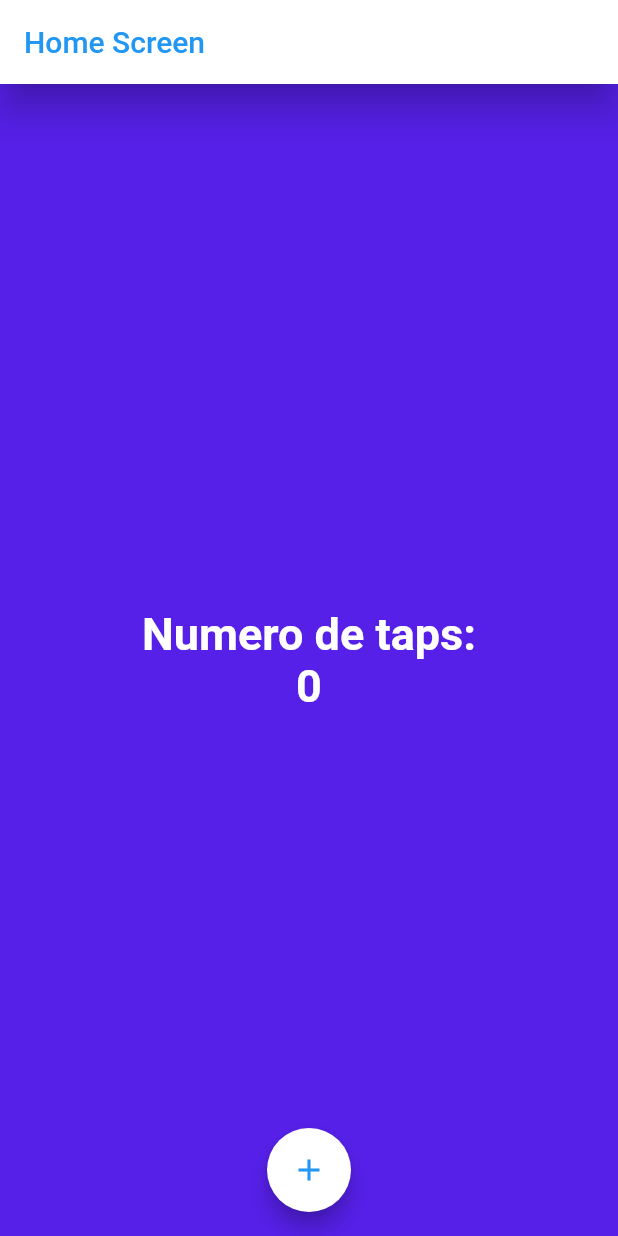
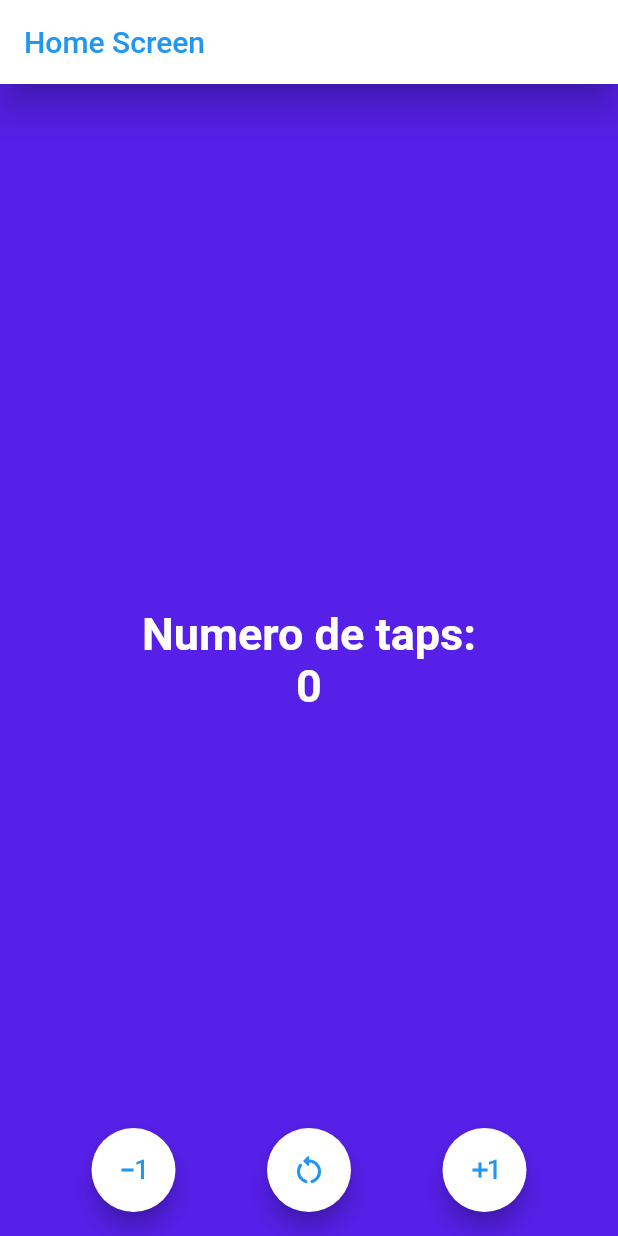
Before and after one commit to LJHA10/ContadorConFlutter, a Flutter app: the screen it shows after launch, on a phone screen of 412 x 824 dp. Run offline on Flutter 3.47's test engine with Material 2 defaults, Android fonts, the phone set to English and light mode, and no system bars.

Commit message:
Mi segundo Commit

```diff
--- a/lib/main.dart
+++ b/lib/main.dart
@@ -1,3 +1,4 @@
+import 'package:counter_app/screens/counter_screen.dart';
 import 'package:counter_app/screens/home_screens.dart';
 import 'package:flutter/material.dart';
 
@@ -12,7 +13,7 @@ class CounterApp extends StatelessWidget {
   Widget build(BuildContext context) {
     return const MaterialApp(
       debugShowCheckedModeBanner: false,
-      home: HomeScreen(),
+      home: CounterScreen(),
     );
   }
 }
--- /dev/null
+++ b/lib/screens/counter_screen.dart
@@ -0,0 +1,64 @@
+import 'package:flutter/material.dart';
+
+class CounterScreen extends StatefulWidget {
+  const CounterScreen({super.key});
+
+  @override
+  State<CounterScreen> createState() => _CounterScreenState();
+}
+
+class _CounterScreenState extends State<CounterScreen> {
+  int contador = 0;
+  @override
+  Widget build(BuildContext context) {
+    const TextStyle estiloTexto = TextStyle(
+      fontSize: 30,
+      color: Colors.white,
+      fontWeight: FontWeight.bold,
+    );
+    return Scaffold(
+      appBar: AppBar(
+        backgroundColor: Colors.white,
+        foregroundColor: Colors.blue,
+        title: const Text('Home Screen'),
+        elevation: 10,
+      ),
+      backgroundColor: Color.fromARGB(255, 86, 32, 233),
+      body: Center(
+          child: Column(
+        mainAxisAlignment: MainAxisAlignment.center,
+        children: [
+          const Text(
+            'Numero de taps:',
+            style: estiloTexto,
+          ),
+          Text('$contador', style: estiloTexto),
+        ],
+      )),
+      floatingActionButtonLocation: FloatingActionButtonLocation.centerFloat,
+      floatingActionButton: Row(
+        mainAxisAlignment: MainAxisAlignment.spaceEvenly,
+        children: [
+          FloatingActionButton(
+            backgroundColor: Colors.white,
+            foregroundColor: Colors.blue,
+            onPressed: () => setState(() => contador--),
+            child: const Icon(Icons.exposure_minus_1),
+          ),
+          FloatingActionButton(
+            backgroundColor: Colors.white,
+            foregroundColor: Colors.blue,
+            onPressed: () => setState(() => contador = 0),
+            child: const Icon(Icons.restart_alt_rounded),
+          ),
+          FloatingActionButton(
+            backgroundColor: Colors.white,
+            foregroundColor: Colors.blue,
+            onPressed: () => setState(() => contador++),
+            child: const Icon(Icons.exposure_plus_1),
+          ),
+        ],
+      ),
+    );
+  }
+}
```
Also changed, not shown: 1 other file.
